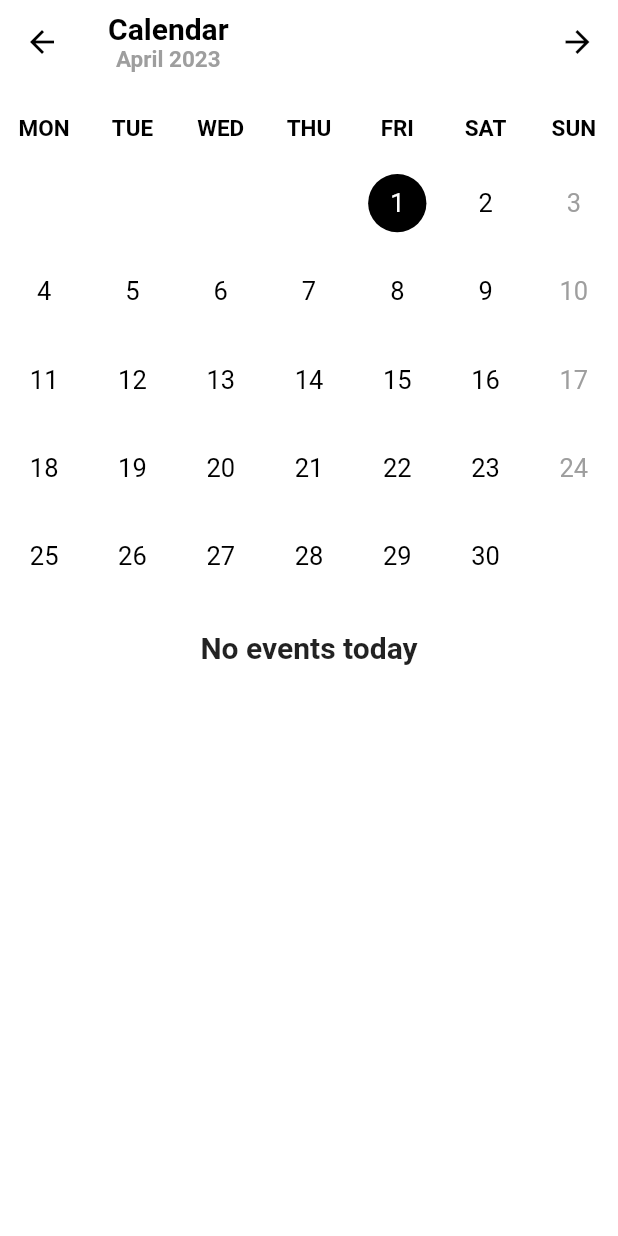
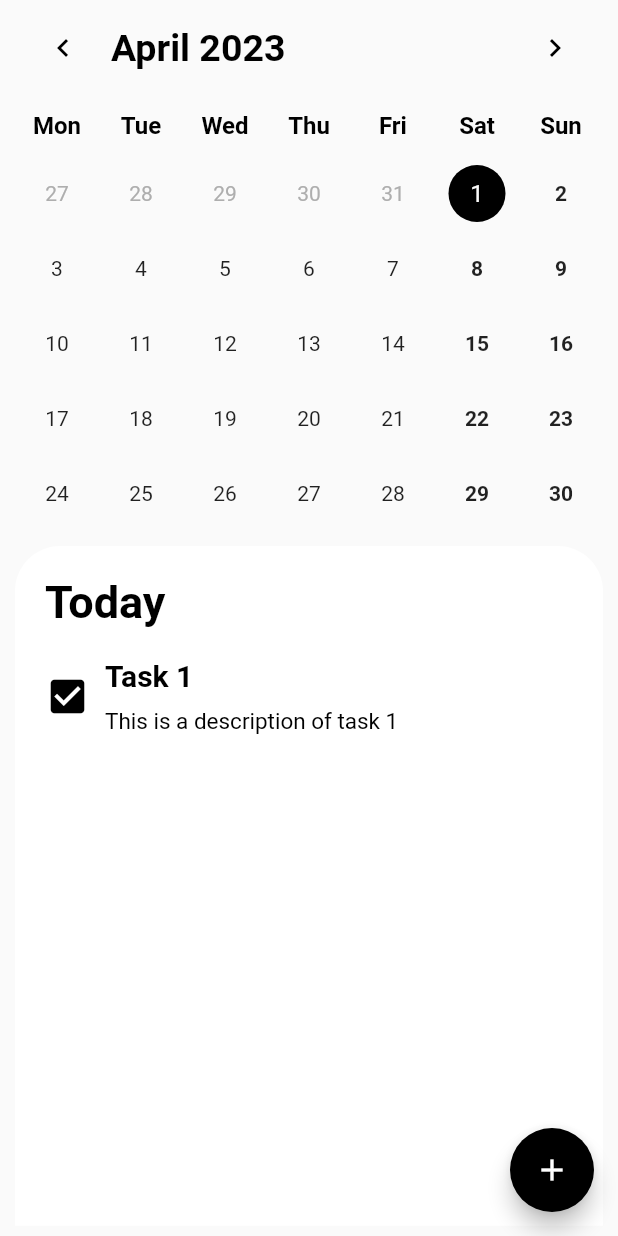
Before and after one commit to OwlDarlyn/flutter-notes, a Flutter app: the CalendarWidget screen opened directly, on a phone screen of 412 x 824 dp. Run offline on Flutter 3.47's test engine with Material 2 defaults, Android fonts, the phone set to English and light mode, and no system bars; drawn by our look-alikes of table_calendar; our stand-ins replace date_picker_timeline, syncfusion_flutter_calendar; statements that could not run were skipped.

Commit message:
calendar widget update

```diff
--- a/lib/widgets/calendar_widget.dart
+++ b/lib/widgets/calendar_widget.dart
@@ -1,7 +1,7 @@
 import 'package:flutter/material.dart';
-import 'package:intl/intl.dart';
 
 import 'package:table_calendar/table_calendar.dart';
+import 'package:syncfusion_flutter_calendar/calendar.dart';
 
 class CalendarWidget extends StatefulWidget {
   const CalendarWidget({super.key});
@@ -11,181 +11,296 @@ class CalendarWidget extends StatefulWidget {
 }
 
 class _CalendarWidgetState extends State<CalendarWidget> {
-  final DateTime _selectedDate = DateTime.now();
+  final todaysDate = DateTime.now();
+  var _focusedCalendarDate = DateTime.now();
+  final _initialCalendarDate = DateTime(2000);
+  final _lastCalendarDate = DateTime(2050);
+  DateTime? selectedCalendarDate;
+  final titleController = TextEditingController();
+  final descpController = TextEditingController();
 
-  int _selectedIndex = 0;
-  late int indexOfFirstDayMonth;
+  late Map<DateTime, List<MyEvents>> mySelectedEvents;
+
+  TextStyle dayStyle(FontWeight fontWeight) {
+    return const TextStyle(color: Colors.black87, fontWeight: FontWeight.bold);
+  }
+
+  Container taskList(
+      String title, String description, IconData iconImg, Color iconColor) {
+    return Container(
+      padding: const EdgeInsets.only(top: 20),
+      child: Row(
+        children: [
+          Icon(
+            iconImg,
+            color: Colors.black,
+            size: 30,
+          ),
+          Container(
+            padding: const EdgeInsets.only(left: 10, right: 10),
+            width: MediaQuery.of(context).size.width * 0.8,
+            child: Column(
+              crossAxisAlignment: CrossAxisAlignment.start,
+              children: [
+                Text(
+                  title,
+                  style: const TextStyle(
+                      fontSize: 20,
+                      fontWeight: FontWeight.bold,
+                      color: Colors.black),
+                ),
+                const SizedBox(height: 10),
+                Text(
+                  description,
+                  style: const TextStyle(
+                      fontSize: 15,
+                      fontWeight: FontWeight.normal,
+                      color: Colors.black),
+                ),
+              ],
+            ),
+          ),
+        ],
+      ),
+    );
+  }
 
   @override
   void initState() {
-    indexOfFirstDayMonth = getIndexOfFirstDayInMonth(_selectedDate);
+    selectedCalendarDate = _focusedCalendarDate;
+    mySelectedEvents = {};
     super.initState();
+  }
+
+  @override
+  void dispose() {
+    titleController.dispose();
+    descpController.dispose();
+    super.dispose();
+  }
+
+  List<MyEvents> _listOfDayEvents(DateTime dateTime) {
+    return mySelectedEvents[dateTime] ?? [];
+  }
+
+  _showAddEventDialog() async {
+    await showDialog(
+        context: context,
+        builder: (context) => AlertDialog(
+              title: const Text('New Event'),
+              content: Column(
+                crossAxisAlignment: CrossAxisAlignment.stretch,
+                mainAxisSize: MainAxisSize.min,
+                children: [
+                  buildTextField(
+                      controller: titleController, hint: 'Enter Title'),
+                  const SizedBox(
+                    height: 20.0,
+                  ),
+                  buildTextField(
+                      controller: descpController, hint: 'Enter Description'),
+                ],
+              ),
+              actions: [
+                TextButton(
+                  onPressed: () => Navigator.pop(context),
+                  child: const Text('Cancel'),
+                ),
+                TextButton(
+                  onPressed: () {
+                    if (titleController.text.isEmpty &&
+                        descpController.text.isEmpty) {
+                      ScaffoldMessenger.of(context).showSnackBar(
+                        const SnackBar(
+                          content: Text('Please enter title & description'),
+                          duration: Duration(seconds: 3),
+                        ),
+                      );
+                      //Navigator.pop(context);
+                      return;
+                    } else {
                       setState(() {
-      _selectedIndex = indexOfFirstDayMonth +
-          int.parse(DateFormat('d').format(DateTime.now())) -
-          1;
+                        if (mySelectedEvents[selectedCalendarDate] != null) {
+                          mySelectedEvents[selectedCalendarDate]?.add(MyEvents(
+                              eventTitle: titleController.text,
+                              eventDescp: descpController.text));
+                        } else {
+                          mySelectedEvents[selectedCalendarDate!] = [
+                            MyEvents(
+                                eventTitle: titleController.text,
+                                eventDescp: descpController.text)
+                          ];
+                        }
                       });
+
+                      titleController.clear();
+                      descpController.clear();
+
+                      Navigator.pop(context);
+                      return;
+                    }
+                  },
+                  child: const Text('Add'),
+                ),
+              ],
+            ));
+  }
+
+  Widget buildTextField(
+      {String? hint, required TextEditingController controller}) {
+    return TextField(
+      controller: controller,
+      textCapitalization: TextCapitalization.words,
+      decoration: InputDecoration(
+        labelText: hint ?? '',
+        focusedBorder: OutlineInputBorder(
+          borderSide: const BorderSide(color: Colors.black, width: 1.5),
+          borderRadius: BorderRadius.circular(
+            10.0,
+          ),
+        ),
+        enabledBorder: OutlineInputBorder(
+          borderSide: const BorderSide(color: Colors.black, width: 1.5),
+          borderRadius: BorderRadius.circular(
+            10.0,
+          ),
+        ),
+      ),
+    );
   }
 
   @override
   Widget build(BuildContext context) {
     return SafeArea(
         child: Scaffold(
-        backgroundColor: Colors.white,
-        appBar: AppBar(
-          backgroundColor: Colors.white,
-          shadowColor: Colors.transparent,
-          leading: const Icon(
-            Icons.arrow_back,
+      floatingActionButton: FloatingActionButton(
+        backgroundColor: Colors.black,
+        child: const Icon(
+          Icons.add,
+          color: Colors.white,
+        ),
+        onPressed: () => _showAddEventDialog(),
+      ),
+      body: Container(
+        padding: const EdgeInsets.only(left: 10, right: 10),
+        child: SingleChildScrollView(
+          child: Column(
+            children: [
+              TableCalendar(
+                firstDay: _initialCalendarDate,
+                lastDay: _lastCalendarDate,
+                focusedDay: _focusedCalendarDate,
+                calendarFormat: CalendarFormat.month,
+                startingDayOfWeek: StartingDayOfWeek.monday,
+                daysOfWeekHeight: 40,
+                rowHeight: 50,
+                eventLoader: _listOfDayEvents,
+                calendarStyle: CalendarStyle(
+                  weekNumberTextStyle: dayStyle(FontWeight.normal),
+                  weekendTextStyle: dayStyle(FontWeight.normal),
+                  // selectedTextStyle: const TextStyle(color: Colors.black),
+                  todayTextStyle: const TextStyle(color: Colors.white),
+                  todayDecoration: const BoxDecoration(
+                      color: Colors.grey, shape: BoxShape.circle),
+                  selectedDecoration: const BoxDecoration(
+                      color: Colors.black, shape: BoxShape.circle),
+                ),
+                daysOfWeekStyle: const DaysOfWeekStyle(
+                  weekdayStyle: TextStyle(
                       color: Colors.black,
+                      fontWeight: FontWeight.bold,
+                      fontSize: 16),
+                  weekendStyle: TextStyle(
+                      color: Colors.black,
+                      fontWeight: FontWeight.bold,
+                      fontSize: 16),
                 ),
-          actions: const [
-            Padding(
-              padding: EdgeInsets.all(15),
-              child: Icon(
-                Icons.arrow_forward,
+                headerStyle: const HeaderStyle(
+                    formatButtonVisible: false,
+                    titleTextStyle: TextStyle(
                         color: Colors.black,
+                        fontWeight: FontWeight.bold,
+                        fontSize: 25),
+                    leftChevronIcon:
+                        Icon(Icons.chevron_left, color: Colors.black),
+                    rightChevronIcon: Icon(
+                      Icons.chevron_right,
+                      color: Colors.black,
+                    )),
+                selectedDayPredicate: (currentSelectedDate) {
+                  return (isSameDay(
+                      selectedCalendarDate!, currentSelectedDate));
+                },
+                onDaySelected: (selectedDay, focusedDay) {
+                  // as per the documentation
+                  if (!isSameDay(selectedCalendarDate, selectedDay)) {
+                    setState(() {
+                      selectedCalendarDate = selectedDay;
+                      _focusedCalendarDate = focusedDay;
+                    });
+                  }
+                },
+              ),
+              // ..._listOfDayEvents(selectedCalendarDate!).map(
+              //   (myEvents) => ListTile(
+              //     leading: const Icon(
+              //       Icons.done,
+              //       color: Colors.black,
+              //     ),
+              //     title: Padding(
+              //       padding: const EdgeInsets.only(bottom: 8.0),
+              //       child: Text('Event Title:   ${myEvents.eventTitle}'),
+              //     ),
+              //     subtitle: Text('Description:   ${myEvents.eventDescp}'),
+              //   ),
+              // ),
+              const SizedBox(height: 10),
+              Container(
+                padding: const EdgeInsets.only(left: 20),
+                width: MediaQuery.of(context).size.width,
+                height: MediaQuery.of(context).size.height * 0.55,
+                decoration: const BoxDecoration(
+                  color: Colors.white,
+                  borderRadius: BorderRadius.only(
+                      topLeft: Radius.circular(30),
+                      topRight: Radius.circular(30)),
+                ),
+                child: Stack(
+                  children: [
+                    Column(
+                      crossAxisAlignment: CrossAxisAlignment.start,
+                      children: [
+                        const Padding(
+                          padding: EdgeInsets.only(top: 20),
+                          child: Text(
+                            'Today',
+                            style: TextStyle(
+                                color: Colors.black,
+                                fontSize: 30,
+                                fontWeight: FontWeight.bold),
                           ),
                         ),
+                        taskList('Task 1', 'This is a description of task 1',
+                            Icons.check_box, Colors.black)
                       ],
-          title: Column(
-            children: [
-              const Text(
-                "Calendar",
-                style: TextStyle(
-                    fontWeight: FontWeight.bold,
-                    fontSize: 20,
-                    color: Colors.black),
-              ),
-              Text(
-                DateFormat('MMMM yyyy').format(_selectedDate),
-                style: const TextStyle(
-                    fontWeight: FontWeight.w600,
-                    fontSize: 15,
-                    color: Colors.grey),
                     )
                   ],
                 ),
               ),
-        body: Column(
-          children: [
-            SizedBox(
-              height: 50,
-              child: GridView.builder(
-                  physics: const NeverScrollableScrollPhysics(),
-                  shrinkWrap: true,
-                  gridDelegate: const SliverGridDelegateWithFixedCrossAxisCount(
-                    crossAxisCount: 7,
-                  ),
-                  itemCount: daysOfWeek.length,
-                  itemBuilder: (BuildContext context, int index) {
-                    return Container(
-                      alignment: Alignment.center,
-                      child: Text(
-                        daysOfWeek[index],
-                        style: const TextStyle(
-                            fontSize: 15,
-                            color: Colors.black,
-                            fontWeight: FontWeight.bold),
-                      ),
-                    );
-                  }),
-            ),
-            Container(
-              decoration: BoxDecoration(
-                color: Colors.white,
-                borderRadius: const BorderRadius.only(
-                  bottomLeft: Radius.circular(20),
-                  bottomRight: Radius.circular(20),
-                ),
-              ),
-              child: GridView.builder(
-                physics: const NeverScrollableScrollPhysics(),
-                shrinkWrap: true,
-                padding: EdgeInsets.zero,
-                gridDelegate: const SliverGridDelegateWithFixedCrossAxisCount(
-                  crossAxisCount: 7,
-                ),
-                itemCount: listOfDatesInMonth(_selectedDate).length +
-                    indexOfFirstDayMonth,
-                itemBuilder: (BuildContext context, int index) {
-                  return Padding(
-                    padding: const EdgeInsets.all(10),
-                    child: GestureDetector(
-                      onTap: () => index >= indexOfFirstDayMonth
-                          ? setState(() {
-                              _selectedIndex = index;
-                            })
-                          : null,
-                      child: Container(
-                        alignment: Alignment.center,
-                        decoration: BoxDecoration(
-                            color: index == _selectedIndex
-                                ? Colors.black
-                                : Colors.transparent,
-                            borderRadius: BorderRadius.circular(50)),
-                        child: index < indexOfFirstDayMonth
-                            ? const Text("")
-                            : Text('${index + 1 - indexOfFirstDayMonth}',
-                                style: TextStyle(
-                                    color: index == _selectedIndex
-                                        ? Colors.white
-                                        : index % 7 == 6
-                                            ? Colors.grey
-                                            : Colors.black,
-                                    fontSize: 17)),
-                      ),
-                    ),
-                  );
-                },
-              ),
-            ),
-            const SizedBox(height: 10),
-            Expanded(
-                child: Column(
-              children: [
-                Container(
-                  width: MediaQuery.of(context).size.width,
-                  padding: const EdgeInsets.only(bottom: 20, top: 10),
-                  alignment: Alignment.center,
-                  child: const Text("No events today",
-                      style:
-                          TextStyle(fontSize: 20, fontWeight: FontWeight.w600)),
-                ),
-              ],
-            )),
             ],
           ),
         ),
-    );
+      ),
+    ));
   }
 }
 
-List<int> listOfDatesInMonth(DateTime currentDate) {
-  var selectedMonthFirstDay =
-      DateTime(currentDate.year, currentDate.month, currentDate.day);
-  var nextMonthFirstDay = DateTime(selectedMonthFirstDay.year,
-      selectedMonthFirstDay.month + 1, selectedMonthFirstDay.day);
-  var totalDays = nextMonthFirstDay.difference(selectedMonthFirstDay).inDays;
+class MyEvents {
+  final String eventTitle;
+  final String eventDescp;
 
-  var listOfDates = List<int>.generate(totalDays, (i) => i + 1);
-  return (listOfDates);
+  MyEvents({required this.eventTitle, required this.eventDescp});
+
+  @override
+  String toString() => eventTitle;
 }
-
-int getIndexOfFirstDayInMonth(DateTime currentDate) {
-  var selectedMonthFirstDay =
-      DateTime(currentDate.year, currentDate.month, currentDate.day);
-  var day = DateFormat('EEE').format(selectedMonthFirstDay).toUpperCase();
-
-  return daysOfWeek.indexOf(day) - 1;
-}
-
-final List<String> daysOfWeek = [
-  "MON",
-  "TUE",
-  "WED",
-  "THU",
-  "FRI",
-  "SAT",
-  "SUN",
-];
--- a/pubspec.yaml
+++ b/pubspec.yaml
@@ -35,7 +35,7 @@ dependencies:
   date_picker_timeline: ^1.2.3
   intl: ^0.17.0
   table_calendar: ^3.0.3
-
+  syncfusion_flutter_calendar: ^21.1.37
   # The following adds the Cupertino Icons font to your application.
   # Use with the CupertinoIcons class for iOS style icons.
   cupertino_icons: ^1.0.2
```
Also changed, not shown: pubspec.lock, 6 other files. Lines whose indentation alone changed are shown as unchanged.
